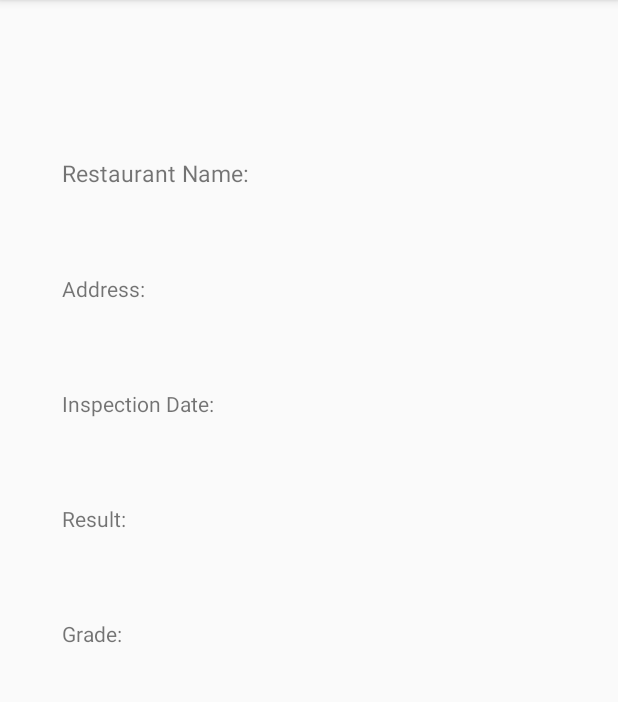
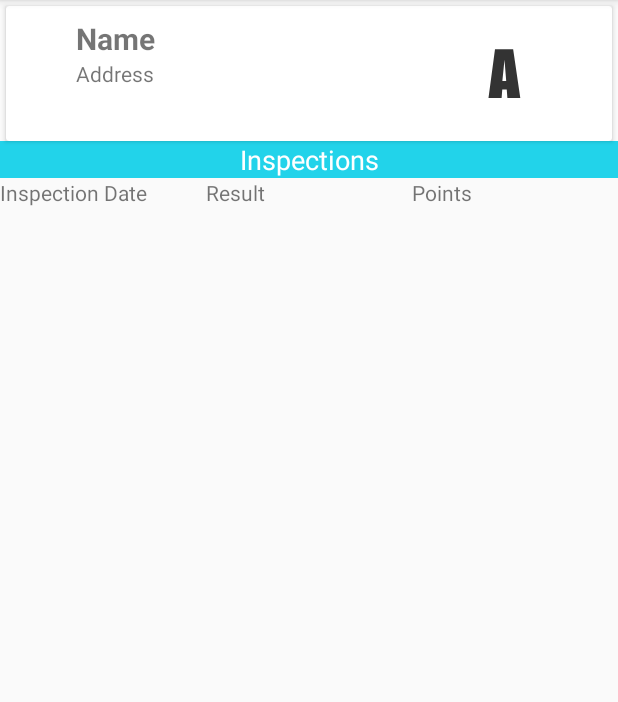
Before and after one commit to matandoren/ABCEats, an Android app: the fragment RestaurantDetailFragment shown on its own in the app's theme, on a phone screen of 412 x 824 dp, the part 84-786 px from its top. Run offline under Robolectric (Android 15) with nearby library versions, the phone set to English and light mode, and no system bars; our stand-ins replace Firebase (no records; nobody signed in at launch, a user with empty details on screens opened directly).

Commit message:
Matan's commit: Hopefully completed the Observer operations, won't be able to know until we can submit inspections

```diff
--- a/app/src/main/res/layout/fragment_restaurant_detail.xml
+++ b/app/src/main/res/layout/fragment_restaurant_detail.xml
@@ -6,6 +6,22 @@
     android:layout_width="match_parent"
     android:layout_height="match_parent"
     tools:context=".fragments.RestaurantDetailFragment">
+
+    <androidx.cardview.widget.CardView
+        android:id="@+id/cardView"
+        android:layout_width="match_parent"
+        android:layout_height="wrap_content"
+        android:layout_margin="4dp"
+        android:tag="item main container"
+        app:layout_constraintEnd_toEndOf="parent"
+        app:layout_constraintStart_toStartOf="parent"
+        app:layout_constraintTop_toTopOf="parent">
+
+
+        <androidx.constraintlayout.widget.ConstraintLayout
+            android:layout_width="match_parent"
+            android:layout_height="wrap_content"
+            android:padding="8dp">
 
             <androidx.constraintlayout.widget.Guideline
                 android:id="@+id/guideline_vertical_1"
@@ -70,114 +86,90 @@
                 android:orientation="vertical"
                 app:layout_constraintGuide_percent="0.9" />
 
-    <androidx.constraintlayout.widget.Guideline
-        android:id="@+id/guideline_horizontal_1"
+
+            <TextView
+                android:id="@+id/card_restaurant_name"
                 android:layout_width="wrap_content"
                 android:layout_height="wrap_content"
-        android:orientation="horizontal"
-        app:layout_constraintGuide_percent="0.1" />
+                android:gravity="center"
+                android:text="Name"
+                android:textSize="20sp"
+                android:textStyle="bold"
+                app:layout_constraintBottom_toTopOf="@+id/card_address"
+                app:layout_constraintStart_toStartOf="@+id/guideline_vertical_1"
+                app:layout_constraintTop_toTopOf="parent" />
 
-    <androidx.constraintlayout.widget.Guideline
-        android:id="@+id/guideline_horizontal_2"
+            <TextView
+                android:id="@+id/card_address"
                 android:layout_width="wrap_content"
                 android:layout_height="wrap_content"
-        android:orientation="horizontal"
-        app:layout_constraintGuide_percent="0.2" />
+                android:text="Address"
+                app:layout_constraintBottom_toBottomOf="parent"
+                app:layout_constraintStart_toStartOf="@+id/guideline_vertical_1"
+                app:layout_constraintTop_toTopOf="parent" />
 
-    <androidx.constraintlayout.widget.Guideline
-        android:id="@+id/guideline_horizontal_3"
-        android:layout_width="wrap_content"
-        android:layout_height="wrap_content"
-        android:orientation="horizontal"
-        app:layout_constraintGuide_percent="0.3" />
+            <ImageView
+                android:id="@+id/card_score"
+                android:layout_width="50dp"
+                android:layout_height="50dp"
+                android:src="@drawable/score_a"
+                app:layout_constraintBottom_toBottomOf="parent"
+                app:layout_constraintEnd_toStartOf="@+id/guideline_vertical_9"
+                app:layout_constraintTop_toTopOf="parent" />
 
-    <androidx.constraintlayout.widget.Guideline
-        android:id="@+id/guideline_horizontal_4"
-        android:layout_width="wrap_content"
-        android:layout_height="wrap_content"
-        android:orientation="horizontal"
-        app:layout_constraintGuide_percent="0.4" />
+        </androidx.constraintlayout.widget.ConstraintLayout>
 
-    <androidx.constraintlayout.widget.Guideline
-        android:id="@+id/guideline_horizontal_5"
-        android:layout_width="wrap_content"
-        android:layout_height="wrap_content"
-        android:orientation="horizontal"
-        app:layout_constraintGuide_percent="0.5" />
 
-    <androidx.constraintlayout.widget.Guideline
-        android:id="@+id/guideline_horizontal_6"
-        android:layout_width="wrap_content"
-        android:layout_height="wrap_content"
-        android:orientation="horizontal"
-        app:layout_constraintGuide_percent="0.6" />
+    </androidx.cardview.widget.CardView>
 
-    <androidx.constraintlayout.widget.Guideline
-        android:id="@+id/guideline_horizontal_7"
-        android:layout_width="wrap_content"
-        android:layout_height="wrap_content"
-        android:orientation="horizontal"
-        app:layout_constraintGuide_percent="0.7" />
-
-    <androidx.constraintlayout.widget.Guideline
-        android:id="@+id/guideline_horizontal_8"
-        android:layout_width="wrap_content"
-        android:layout_height="wrap_content"
-        android:orientation="horizontal"
-        app:layout_constraintGuide_percent="0.8" />
-
-    <androidx.constraintlayout.widget.Guideline
-        android:id="@+id/guideline_horizontal_9"
-        android:layout_width="wrap_content"
-        android:layout_height="wrap_content"
-        android:orientation="horizontal"
-        app:layout_constraintGuide_percent="0.9" />
+    <androidx.recyclerview.widget.RecyclerView
+        android:id="@+id/inspection_summary_recycler_view"
+        android:layout_width="match_parent"
+        android:layout_height="0dp"
+        app:layout_constraintBottom_toBottomOf="parent"
+        app:layout_constraintEnd_toEndOf="parent"
+        app:layout_constraintStart_toStartOf="parent"
+        app:layout_constraintTop_toBottomOf="@+id/textView3" />
 
     <TextView
-        android:id="@+id/restaurant_fragment_restaurant_name_textView"
-        android:layout_width="wrap_content"
+        android:id="@+id/inspections_title_TV"
+        android:layout_width="match_parent"
         android:layout_height="wrap_content"
-        android:text="Restaurant Name:"
-        android:textSize="15sp"
-        app:layout_constraintBottom_toTopOf="@+id/guideline_horizontal_2"
-        app:layout_constraintStart_toStartOf="@+id/guideline_vertical_1"
-        app:layout_constraintTop_toTopOf="@+id/guideline_horizontal_1" />
+        android:background="#22D3EA"
+        android:gravity="center"
+        android:text="Inspections"
+        android:textColor="#FFFFFF"
+        android:textSize="18sp"
+        app:layout_constraintEnd_toEndOf="parent"
+        app:layout_constraintStart_toStartOf="parent"
+        app:layout_constraintTop_toBottomOf="@+id/cardView" />
 
     <TextView
-        android:id="@+id/restaurant_fragment_address_textView"
-        android:layout_width="wrap_content"
+        android:id="@+id/textView2"
+        android:layout_width="0dp"
         android:layout_height="wrap_content"
-        android:text="Address:"
-        app:layout_constraintBottom_toTopOf="@+id/guideline_horizontal_3"
-        app:layout_constraintStart_toStartOf="@+id/guideline_vertical_1"
-        app:layout_constraintTop_toTopOf="@+id/guideline_horizontal_2" />
+        android:text="Inspection Date"
+        app:layout_constraintStart_toStartOf="parent"
+        app:layout_constraintEnd_toStartOf="@+id/textView3"
+        app:layout_constraintTop_toBottomOf="@+id/inspections_title_TV" />
 
     <TextView
-        android:id="@+id/restaurant_fragment_inspection_date_textView"
-        android:layout_width="wrap_content"
+        android:id="@+id/textView3"
+        android:layout_width="0dp"
         android:layout_height="wrap_content"
-        android:text="Inspection Date:"
-        app:layout_constraintBottom_toTopOf="@+id/guideline_horizontal_4"
-        app:layout_constraintStart_toStartOf="@+id/guideline_vertical_1"
-        app:layout_constraintTop_toTopOf="@+id/guideline_horizontal_3" />
+        android:text="Result"
+        app:layout_constraintEnd_toStartOf="@+id/textView4"
+        app:layout_constraintStart_toEndOf="@+id/textView2"
+        app:layout_constraintTop_toBottomOf="@+id/inspections_title_TV" />
 
     <TextView
-        android:id="@+id/restaurant_fragment_result_textView"
-        android:layout_width="wrap_content"
+        android:id="@+id/textView4"
+        android:layout_width="0dp"
         android:layout_height="wrap_content"
-        android:text="Result:"
-        app:layout_constraintBottom_toTopOf="@+id/guideline_horizontal_5"
-        app:layout_constraintStart_toStartOf="@+id/guideline_vertical_1"
-        app:layout_constraintTop_toTopOf="@+id/guideline_horizontal_4" />
-
-    <TextView
-        android:id="@+id/restaurant_fragment_points_textView"
-        android:layout_width="wrap_content"
-        android:layout_height="wrap_content"
-        android:text="Grade:"
-        app:layout_constraintBottom_toTopOf="@+id/guideline_horizontal_6"
-        app:layout_constraintStart_toStartOf="@+id/guideline_vertical_1"
-        app:layout_constraintTop_toTopOf="@+id/guideline_horizontal_5" />
+        android:text="Points"
+        app:layout_constraintStart_toEndOf="@+id/textView3"
+        app:layout_constraintEnd_toEndOf="parent"
+        app:layout_constraintTop_toBottomOf="@+id/inspections_title_TV" />
 
 
 </androidx.constraintlayout.widget.ConstraintLayout>
```
Also changed, not shown: app/src/main/java/com/example/android2finalproject/activities/MainActivity.kt (+18 -1 lines), app/src/main/java/com/example/android2finalproject/fragments/RestaurantDetailFragment.kt (+45 -16 lines), app/src/main/java/com/example/android2finalproject/recycler_view_adapters/InspectionSummaryRecyclerViewAdapter.kt (added, +61 -0 lines), app/src/main/res/layout/inspection_summary_layout.xml (added, +49 -0 lines). Lines whose indentation alone changed are shown as unchanged.
